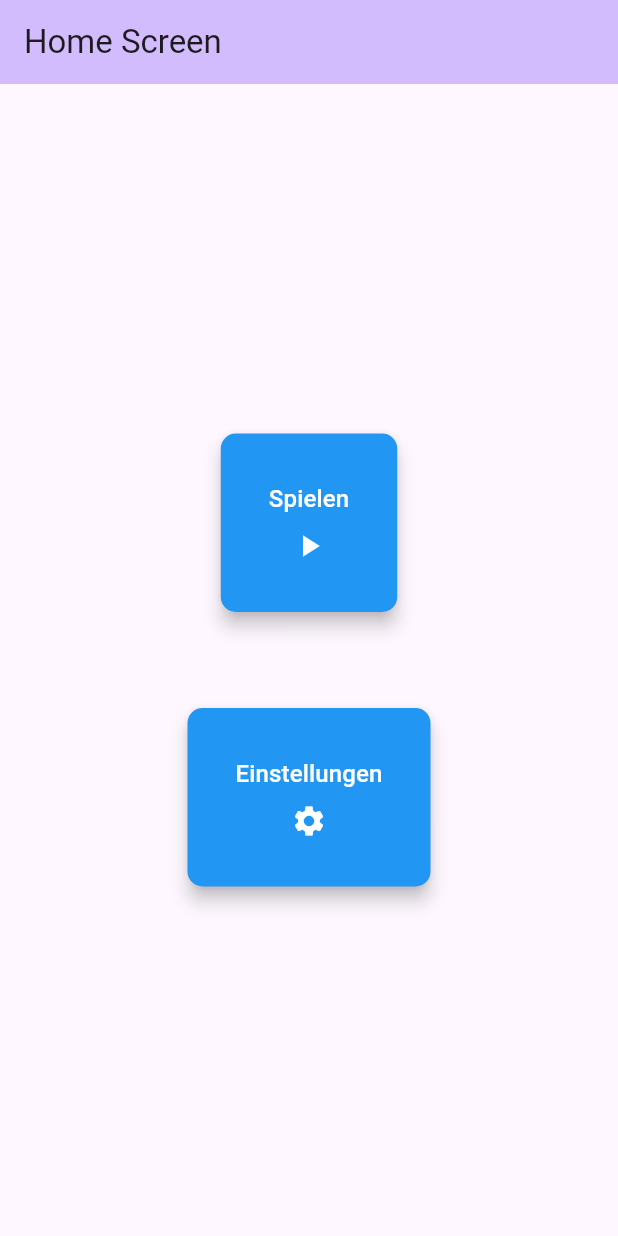
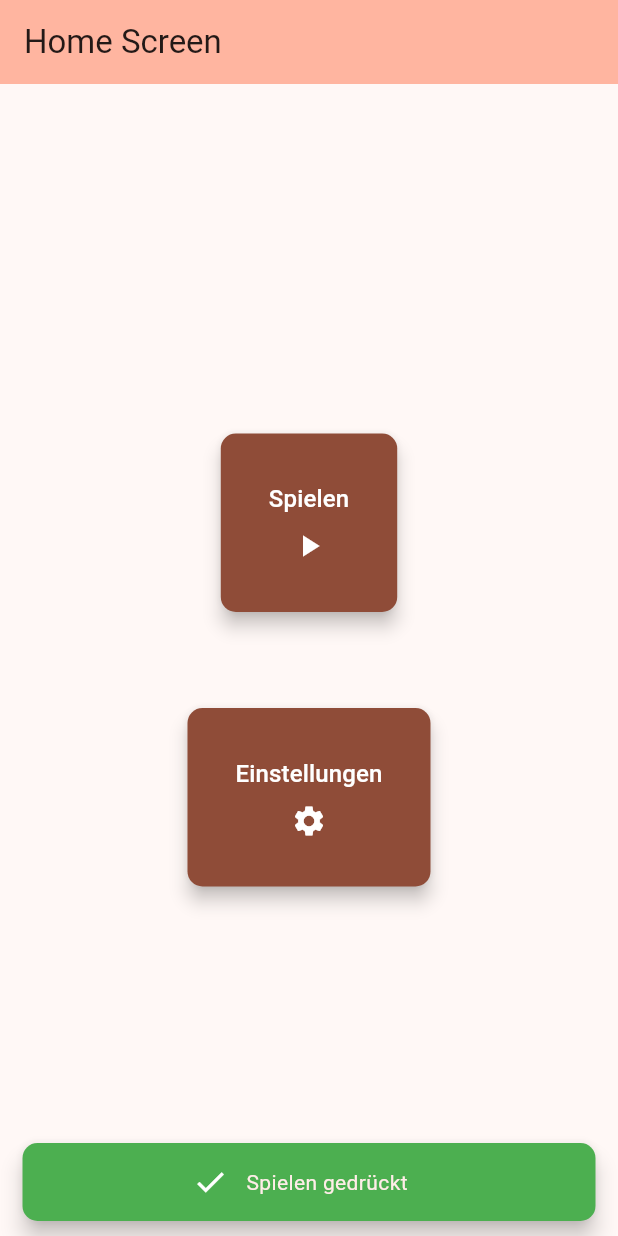
Before and after one commit to jeromehzl/bearwalk, a Flutter app: the screen it shows after launch, after a tap on "Spielen", on a phone screen of 412 x 824 dp. Run offline on Flutter 3.47's test engine with Material 3 defaults, Android fonts, the phone set to English and light mode, and no system bars.

Commit message:
Changed ColorScheme, added a helper to gewt better to the colors, updated the large Icon Button

```diff
--- a/lib/screens/home_screen.dart
+++ b/lib/screens/home_screen.dart
@@ -1,3 +1,5 @@
+import 'package:bearwalk/utils/ColorHelper.dart';
+import 'package:bearwalk/utils/my_snackbars.dart';
 import 'package:bearwalk/widgets/large_icon_button.dart';
 import 'package:flutter/material.dart';
 
@@ -13,20 +15,33 @@ class _HomeScreenState extends State<HomeScreen> {
   Widget build(BuildContext context) {
     return Scaffold(
       appBar: AppBar(
-        backgroundColor: Theme.of(context).colorScheme.inversePrimary,
+        backgroundColor: ColorHelper.inversePrimary(context),
         title: const Text('Home Screen'),
       ),
-      body: const Row(
+      body: Row(
         mainAxisAlignment: MainAxisAlignment.center,
         children: [
           Column(
             mainAxisAlignment: MainAxisAlignment.center,
             crossAxisAlignment: CrossAxisAlignment.center,
-
             children: [
-              MyLargeIconButton(text: 'Spielen', icon: Icons.play_arrow,),
-              SizedBox(height: 64),
-              MyLargeIconButton(text: 'Einstellungen', icon: Icons.settings,),
+              MyLargeIconButton(
+                text: 'Spielen',
+                icon: Icons.play_arrow,
+                onPressed: () {
+                  showAwesomeSnackbar(
+                      context, "Spielen gedrückt", Colors.green, Icons.check, durationInSeconds: 1);
+                },
+              ),
+              const SizedBox(height: 64),
+              MyLargeIconButton(
+                text: 'Einstellungen',
+                icon: Icons.settings,
+                onPressed: () {
+                  showAwesomeSnackbar(
+                      context, "Einstellungen gedrückt", Colors.green, Icons.check, durationInSeconds: 1);
+                },
+              ),
             ],
           ),
         ],
--- /dev/null
+++ b/lib/utils/my_snackbars.dart
@@ -0,0 +1,28 @@
+import 'package:flutter/material.dart';
+
+void showAwesomeSnackbar(
+    BuildContext context, String message, Color color, IconData icon,
+    {int durationInSeconds = 3}) {
+  ScaffoldMessenger.of(context).showSnackBar(
+    SnackBar(
+      behavior: SnackBarBehavior.floating,
+      backgroundColor: color,
+      duration: Duration(seconds: durationInSeconds),
+      shape: const RoundedRectangleBorder(
+        borderRadius: BorderRadius.all(Radius.circular(10.0)),
+      ),
+      content: Row(
+        mainAxisAlignment: MainAxisAlignment.center,
+        children: [
+          Icon(
+            icon,
+            color: Colors.white,
+          ),
+          const SizedBox(width: 12),
+          Text(message),
+          const SizedBox(width: 12),
+        ],
+      ),
+    ),
+  );
+}
--- a/lib/widgets/large_icon_button.dart
+++ b/lib/widgets/large_icon_button.dart
@@ -1,21 +1,25 @@
 import 'package:flutter/material.dart';
+
+import '../utils/ColorHelper.dart';
 
 class MyLargeIconButton extends StatelessWidget {
   final String text; // Parameter für den Button-Text
   final IconData icon; // Parameter für das Icon
+  final VoidCallback onPressed;
 
   // Konstruktor, der den Text und das Icon von außen entgegennimmt
   const MyLargeIconButton({
     super.key,
     required this.text,
     required this.icon,
+    required this.onPressed,
   });
 
   @override
   Widget build(BuildContext context) {
     return ElevatedButton(
       style: ElevatedButton.styleFrom(
-        backgroundColor: Colors.blue,
+        backgroundColor: ColorHelper.primary(context),
         foregroundColor: Colors.white,
         padding: const EdgeInsets.all(32),
         shape: RoundedRectangleBorder(
@@ -23,9 +27,7 @@ class MyLargeIconButton extends StatelessWidget {
         ),
         elevation: 5,
       ),
-      onPressed: () {
-        // Hier kommt die Logik des Buttons hin
-      },
+      onPressed: onPressed,
       child: Column(
         mainAxisSize: MainAxisSize.min,
         children: <Widget>[
```
Also changed, not shown: lib/main.dart (+1 -50 lines), lib/utils/ColorHelper.dart (added, +111 -0 lines).
